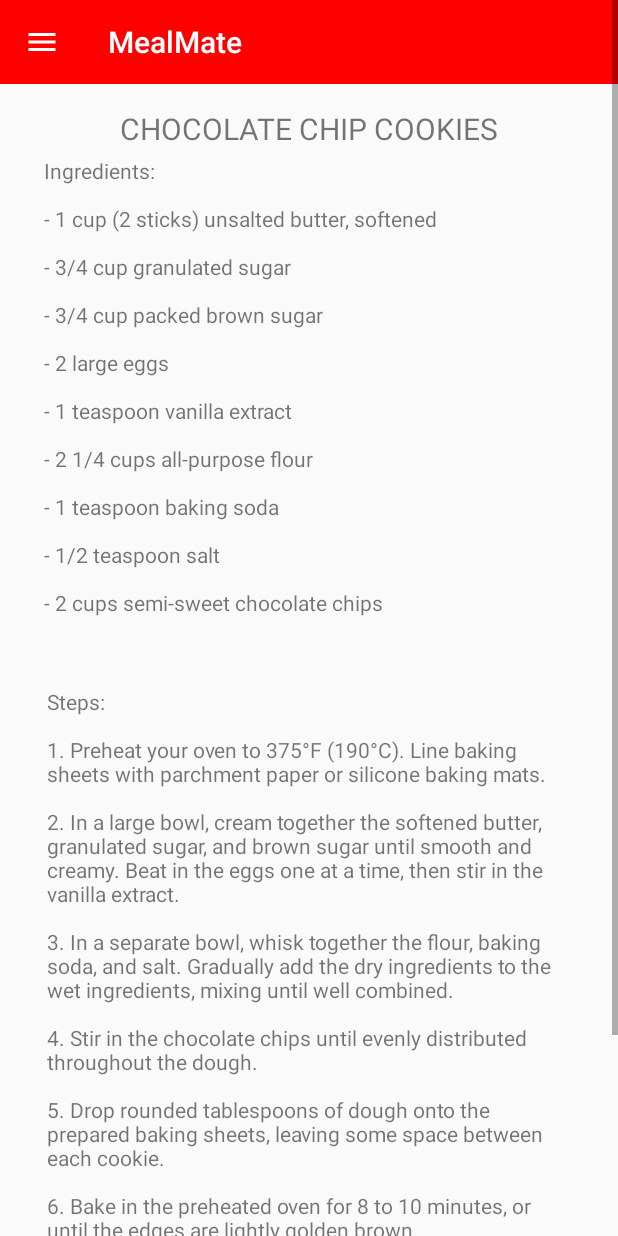
After one commit to cindykhin/MealMate, an Android app: the ChocolateChipCookies screen opened directly, with no data from a screen before it, on a phone screen of 412 x 824 dp. The commit adds this screen. Run offline under Robolectric (Android 15) with nearby library versions, the phone set to English and light mode, and no system bars.

Commit message:
added chocolate chip cookies + add to groceries

```diff
--- /dev/null
+++ b/app/src/main/java/com/example/mealmate/ChocolateChipCookies.java
@@ -0,0 +1,117 @@
+package com.example.mealmate;
+
+import androidx.appcompat.app.ActionBarDrawerToggle;
+import androidx.appcompat.app.AlertDialog;
+import androidx.appcompat.app.AppCompatActivity;
+import androidx.appcompat.widget.Toolbar;
+import androidx.core.view.GravityCompat;
+import androidx.drawerlayout.widget.DrawerLayout;
+
+import android.content.DialogInterface;
+import android.content.Intent;
+import android.os.Bundle;
+import android.view.MenuItem;
+import android.view.View;
+import android.widget.Button;
+
+import com.google.android.material.navigation.NavigationView;
+
+import java.util.ArrayList;
+
+public class ChocolateChipCookies extends AppCompatActivity {
+    private DrawerLayout drawerLayout;
+    private ActionBarDrawerToggle toggle;
+    private Button button;
+    @Override
+    protected void onCreate(Bundle savedInstanceState) {
+        super.onCreate(savedInstanceState);
+        setContentView(R.layout.activity_chocolate_chip_cookies);
+
+        button = findViewById(R.id.button);
+
+        Toolbar toolbar = findViewById(R.id.toolbar);
+        setSupportActionBar(toolbar);
+
+        // Set up the Navigation Drawer
+        drawerLayout = findViewById(R.id.drawer_layout);
+        toggle = new ActionBarDrawerToggle(
+                this, drawerLayout, toolbar, R.string.navigation_drawer_open, R.string.navigation_drawer_close);
+        drawerLayout.addDrawerListener(toggle);
+        toggle.syncState();
+
+
+        toolbar.setTitleTextColor(getResources().getColor(android.R.color.white));
+        toolbar.setNavigationIcon(R.drawable.ic_menu_white);
+
+        // Set up the NavigationView
+        NavigationView navigationView = findViewById(R.id.nav_view);
+        navigationView.setNavigationItemSelectedListener(this::onNavigationItemSelected);
+
+        button.setOnClickListener(new View.OnClickListener() {
+            @Override
+            public void onClick(View v) {
+                AlertDialog.Builder builder = new AlertDialog.Builder(ChocolateChipCookies.this);
+                builder.setMessage("Are you sure you want to add these ingredients to your list?");
+                builder.setPositiveButton("Yes", new DialogInterface.OnClickListener() {
+                    @Override
+                    public void onClick(DialogInterface dialog, int which) {
+                        Bundle extras = new Bundle();
+
+                        ArrayList<String> items = new ArrayList<>();
+                        items.add("Unsalted Butter");
+                        items.add("Granulated Sugar");
+                        items.add("Brown Sugar");
+                        items.add("Large Eggs");
+                        items.add("Vanilla Extract");
+                        items.add("All-purpose Flour");
+                        items.add("Baking Soda");
+                        items.add("Salt");
+                        items.add("Chocolate Chips");
+
+                        ArrayList<String> qty = new ArrayList<>();
+                        qty.add("2 sticks");
+                        qty.add("1 bag");
+                        qty.add("1 bag");
+                        qty.add("1 dozen");
+                        qty.add("1 bottle");
+                        qty.add("1 bag");
+                        qty.add("1 box");
+                        qty.add("1 box");
+                        qty.add("1 bag");
+
+                        extras.putStringArrayList("items", items);
+                        extras.putStringArrayList("qty", qty);
+
+                        Intent intent = new Intent(ChocolateChipCookies.this, GroceryList.class);
+                        intent.putExtras(extras);
+
+                        startActivity(intent);
+                    }
+                });
+                builder.setNegativeButton("No", null);
+                builder.show();
+            }
+        });
+    }
+
+    private boolean onNavigationItemSelected(MenuItem item) {
+        // Handle navigation item clicks here
+        int itemId = item.getItemId();
+        Intent intent = null;
+        if (itemId == R.id.nav_home) {
+            intent = new Intent(ChocolateChipCookies.this, MainActivity.class);
+        } else if (itemId == R.id.nav_profile) {
+            intent = new Intent(ChocolateChipCookies.this, ProfileActivity.class);
+        } else if (itemId == R.id.nav_scanner){
+            intent = new Intent(ChocolateChipCookies.this, ScannerActivity.class);
+        }else if (itemId == R.id.nav_list){
+            intent = new Intent(ChocolateChipCookies.this, GroceryList.class);
+        }
+
+        if (intent != null) {
+            startActivity(intent);
+        }
+        drawerLayout.closeDrawer(GravityCompat.START);
+        return true;
+    }
+}
--- a/app/src/main/java/com/example/mealmate/GroceriesEntryAdapter.java
+++ b/app/src/main/java/com/example/mealmate/GroceriesEntryAdapter.java
@@ -39,6 +39,8 @@ public class GroceriesEntryAdapter extends RecyclerView.Adapter<GroceriesEntryAd
         holder.checkBox.setText(entry.getItemList());
         holder.checkBox.setChecked(entry.isSelected());
         holder.textViewQuantity.setText(entry.getQuantity());
+        holder.checkBox.setTextColor(Color.BLACK);
+        holder.textViewQuantity.setTextColor(Color.BLACK);
     }
 
     @Override
--- a/app/src/main/java/com/example/mealmate/MainActivity.java
+++ b/app/src/main/java/com/example/mealmate/MainActivity.java
@@ -1,8 +1,11 @@
 package com.example.mealmate;
 
+import android.annotation.SuppressLint;
 import android.content.Intent;
 import android.os.Bundle;
 import android.view.MenuItem;
+import android.view.View;
+import android.widget.Button;
 
 import androidx.annotation.NonNull;
 import androidx.appcompat.app.ActionBarDrawerToggle;
@@ -22,6 +25,7 @@ public class MainActivity extends AppCompatActivity {
     private DrawerLayout drawerLayout;
     private ActionBarDrawerToggle toggle;
 
+    @SuppressLint("MissingInflatedId")
     @Override
     protected void onCreate(Bundle savedInstanceState) {
         super.onCreate(savedInstanceState);
--- /dev/null
+++ b/app/src/main/java/com/example/mealmate/RecipeEntry.java
@@ -0,0 +1,4 @@
+package com.example.mealmate;
+
+public class RecipeEntry {
+}
--- /dev/null
+++ b/app/src/main/java/com/example/mealmate/RecipeEntryAdapter.java
@@ -0,0 +1,4 @@
+package com.example.mealmate;
+
+public class RecipeEntryAdapter {
+}
--- /dev/null
+++ b/app/src/main/res/layout/activity_chocolate_chip_cookies.xml
@@ -0,0 +1,95 @@
+<?xml version="1.0" encoding="utf-8"?>
+<androidx.drawerlayout.widget.DrawerLayout xmlns:android="http://schemas.android.com/apk/res/android"
+    xmlns:app="http://schemas.android.com/apk/res-auto"
+    xmlns:tools="http://schemas.android.com/tools"
+    android:id="@+id/drawer_layout"
+    android:layout_width="match_parent"
+    android:layout_height="match_parent"
+    tools:context=".MainActivity">
+<ScrollView
+    android:layout_width="match_parent"
+    android:layout_height="match_parent">
+
+    <androidx.constraintlayout.widget.ConstraintLayout
+        android:layout_width="match_parent"
+        android:layout_height="wrap_content"
+
+        tools:context=".ChocolateChipCookies">
+
+        <androidx.appcompat.widget.Toolbar
+            android:id="@+id/toolbar"
+            android:layout_width="0dp"
+            android:layout_height="?attr/actionBarSize"
+            android:background="?attr/colorPrimaryDark"
+            android:textColor="@color/white"
+            app:layout_constraintEnd_toEndOf="parent"
+            app:layout_constraintStart_toStartOf="parent"
+            app:layout_constraintTop_toTopOf="parent"
+            app:popupTheme="@style/AppTheme.PopupOverlay"
+            style = "@style/AppTheme.Toolbar"/>
+
+        <TextView
+            android:id="@+id/ingredients"
+            android:layout_width="353dp"
+            android:layout_height="338dp"
+            android:layout_marginTop="104dp"
+            android:text="Ingredients:\n\n- 1 cup (2 sticks) unsalted butter, softened\n\n- 3/4 cup granulated sugar\n\n- 3/4 cup packed brown sugar\n\n- 2 large eggs\n\n- 1 teaspoon vanilla extract\n\n- 2 1/4 cups all-purpose flour\n\n- 1 teaspoon baking soda\n\n- 1/2 teaspoon salt\n\n- 2 cups semi-sweet chocolate chips"
+            app:layout_constraintEnd_toEndOf="parent"
+            app:layout_constraintStart_toStartOf="parent"
+            app:layout_constraintTop_toTopOf="parent" />
+
+        <TextView
+            android:id="@+id/steps"
+            android:layout_width="350dp"
+            android:layout_height="458dp"
+            android:layout_marginTop="16dp"
+            android:text="Steps:\n\n1. Preheat your oven to 375°F (190°C). Line baking sheets with parchment paper or silicone baking mats.\n\n2. In a large bowl, cream together the softened butter, granulated sugar, and brown sugar until smooth and creamy. Beat in the eggs one at a time, then stir in the vanilla extract.\n\n3. In a separate bowl, whisk together the flour, baking soda, and salt. Gradually add the dry ingredients to the wet ingredients, mixing until well combined.\n\n4. Stir in the chocolate chips until evenly distributed throughout the dough.\n\n5. Drop rounded tablespoons of dough onto the prepared baking sheets, leaving some space between each cookie.\n\n6. Bake in the preheated oven for 8 to 10 minutes, or until the edges are lightly golden brown.\n\n7. Allow the cookies to cool on the baking sheets for a few minutes before transferring them to wire racks to cool completely."
+            app:layout_constraintEnd_toEndOf="parent"
+            app:layout_constraintStart_toStartOf="parent"
+            app:layout_constraintTop_toBottomOf="@id/ingredients" />
+
+
+        <TextView
+            android:id="@+id/recipeName"
+            android:layout_width="match_parent"
+            android:layout_height="wrap_content"
+            android:layout_marginTop="16dp"
+            android:textAlignment="center"
+            android:text="CHOCOLATE CHIP COOKIES"
+            app:layout_constraintTop_toBottomOf="@id/toolbar"
+            app:layout_constraintVertical_bias="0.5"
+            app:layout_constraintHorizontal_bias="0.5"
+            tools:layout_editor_absoluteX="117dp"
+            android:textSize="20dp"/>
+
+        <Button
+            android:id="@+id/button"
+            android:layout_width="wrap_content"
+            android:layout_height="wrap_content"
+            android:layout_marginTop="20dp"
+            android:layout_marginBottom="20dp"
+            android:text="Add ingredients to Grocery List"
+            app:layout_constraintEnd_toEndOf="parent"
+            app:layout_constraintVertical_bias="0.5"
+            app:layout_constraintHorizontal_bias="0.5"
+            android:background="@color/colorPrimaryDark"
+            android:textColor="@color/white"
+
+
+            app:layout_constraintStart_toStartOf="parent"
+            app:layout_constraintTop_toBottomOf="@id/steps" />
+
+    </androidx.constraintlayout.widget.ConstraintLayout>
+</ScrollView>
+
+    <!-- Navigation Drawer -->
+    <com.google.android.material.navigation.NavigationView
+        android:id="@+id/nav_view"
+        android:layout_width="wrap_content"
+        android:layout_height="match_parent"
+        android:layout_gravity="start"
+        android:fitsSystemWindows="true"
+        app:headerLayout="@layout/nav_header"
+        app:menu="@menu/drawer_menu" />
+
+</androidx.drawerlayout.widget.DrawerLayout>
--- a/app/src/main/res/layout/activity_grocery_list.xml
+++ b/app/src/main/res/layout/activity_grocery_list.xml
@@ -38,8 +38,8 @@
             app:layout_constraintVertical_bias="0.158" />
 
         <androidx.cardview.widget.CardView
-            android:layout_width="226dp"
-            android:layout_height="470dp"
+            android:layout_width="322dp"
+            android:layout_height="464dp"
             android:layout_margin="16dp"
             android:background="#A3A3A3"
             app:cardCornerRadius="16dp"
@@ -53,7 +53,7 @@
             <androidx.recyclerview.widget.RecyclerView
                 android:id="@+id/recyclerViewGroceries"
                 android:layout_width="match_parent"
-                android:layout_height="319dp"
+                android:layout_height="match_parent"
                 app:layout_constraintBottom_toBottomOf="parent"
                 app:layout_constraintEnd_toEndOf="parent"
                 app:layout_constraintStart_toStartOf="parent"
```
Also changed, not shown: app/src/main/AndroidManifest.xml (+10 -4 lines), app/src/main/java/com/example/mealmate/GroceryList.java (+36 -3 lines), app/src/main/res/layout/activity_grocery_list_old.xml (deleted, +0 -73 lines), app/src/main/res/layout/list_recipe_items.xml (added, +22 -0 lines), gradle/wrapper/gradle-wrapper.properties, 1 other file.
